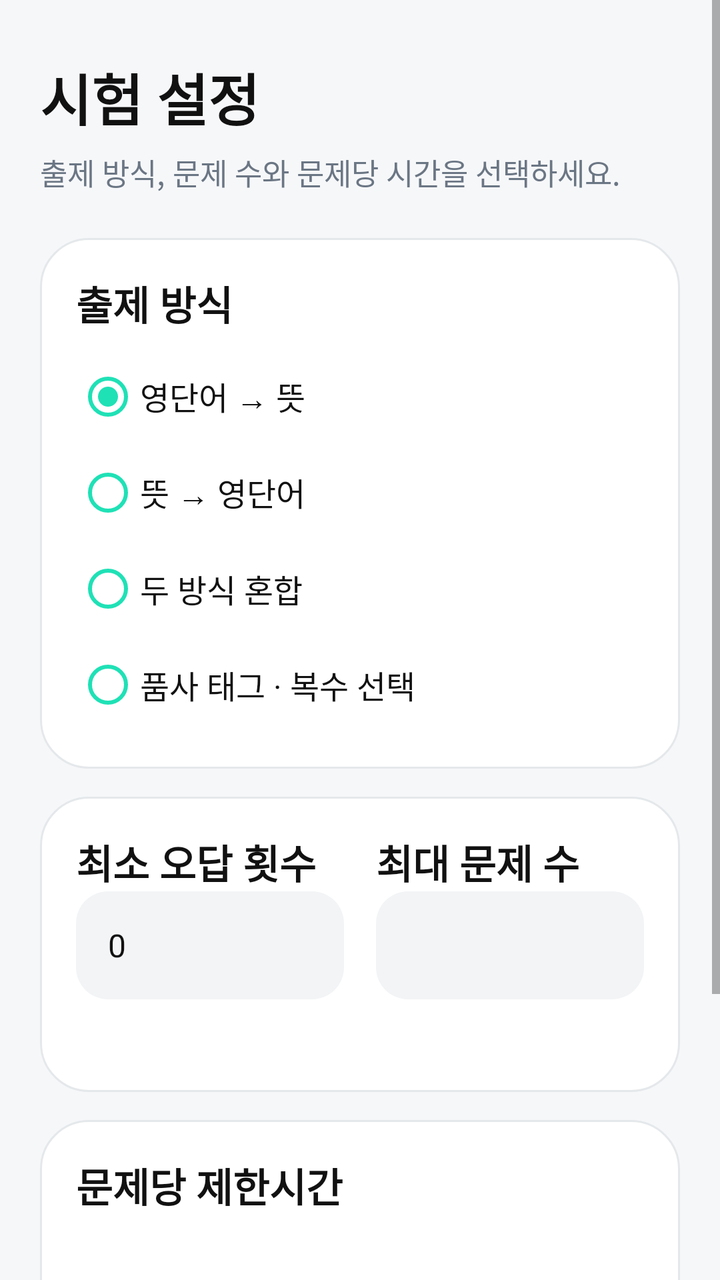
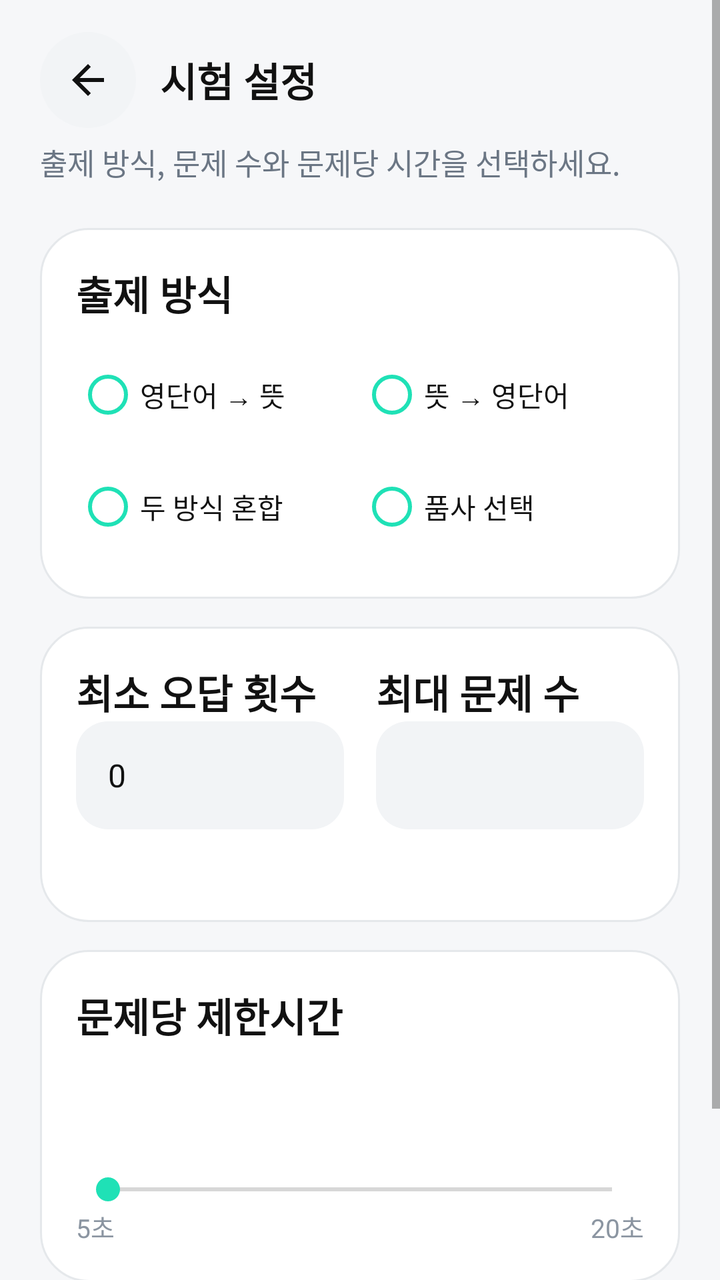

Before-and-after screenshots of an Android layout around one commit, followed by the original layout XML and the change that was made.
<!-- AndroidManifest.xml: application theme AppTheme -->
<!-- res/layout/activity_quiz_setup.xml -->
<?xml version="1.0" encoding="utf-8"?>
<ScrollView xmlns:android="http://schemas.android.com/apk/res/android"
    android:layout_width="match_parent"
    android:layout_height="match_parent"
    android:background="@color/background"
    android:fillViewport="true">

    <LinearLayout
        android:layout_width="match_parent"
        android:layout_height="wrap_content"
        android:orientation="vertical"
        android:paddingStart="20dp"
        android:paddingTop="28dp"
        android:paddingEnd="20dp"
        android:paddingBottom="24dp">

        <TextView
            style="@style/TitleText"
            android:layout_width="wrap_content"
            android:layout_height="wrap_content"
            android:text="@string/ui_09d11a0c9196" />

        <TextView
            style="@style/BodyText"
            android:layout_width="match_parent"
            android:layout_height="wrap_content"
            android:layout_marginTop="6dp"
            android:text="@string/ui_e5f3d849eec7" />

        <LinearLayout
            android:layout_width="match_parent"
            android:layout_height="wrap_content"
            android:layout_marginTop="22dp"
            android:background="@drawable/bg_card"
            android:orientation="vertical"
            android:padding="18dp">

            <TextView
                style="@style/SectionText"
                android:layout_width="wrap_content"
                android:layout_height="wrap_content"
                android:text="@string/ui_40da86ecbf95" />

            <RadioGroup
                android:id="@+id/quizModeGroup"
                android:layout_width="match_parent"
                android:layout_height="wrap_content"
                android:layout_marginTop="8dp">

                <RadioButton
                    android:id="@+id/modeTermToMeaning"
                    android:layout_width="match_parent"
                    android:layout_height="48dp"
                    android:buttonTint="@color/primary"
                    android:checked="true"
                    android:text="@string/ui_cce98be1e917"
                    android:textColor="@color/text_primary"
                    android:textSize="16sp" />

                <RadioButton
                    android:id="@+id/modeMeaningToTerm"
                    android:layout_width="match_parent"
                    android:layout_height="48dp"
                    android:buttonTint="@color/primary"
                    android:text="@string/ui_e1e31b10a2ec"
                    android:textColor="@color/text_primary"
                    android:textSize="16sp" />

                <RadioButton
                    android:id="@+id/modeMixed"
                    android:layout_width="match_parent"
                    android:layout_height="48dp"
                    android:buttonTint="@color/primary"
                    android:text="@string/ui_38be15747699"
                    android:textColor="@color/text_primary"
                    android:textSize="16sp" />

                <RadioButton
                    android:id="@+id/modePartOfSpeech"
                    android:layout_width="match_parent"
                    android:layout_height="48dp"
                    android:buttonTint="@color/primary"
                    android:text="@string/ui_bb81ec045a02"
                    android:textColor="@color/text_primary"
                    android:textSize="16sp" />
            </RadioGroup>
        </LinearLayout>

        <LinearLayout
            android:layout_width="match_parent"
            android:layout_height="wrap_content"
            android:layout_marginTop="14dp"
            android:background="@drawable/bg_card"
            android:orientation="vertical"
            android:padding="18dp">

            <LinearLayout
                android:layout_width="match_parent"
                android:layout_height="wrap_content"
                android:orientation="horizontal">

                <LinearLayout
                    android:layout_width="0dp"
                    android:layout_height="wrap_content"
                    android:layout_weight="1"
                    android:layout_marginEnd="8dp"
                    android:orientation="vertical">
                    <TextView
                        style="@style/SectionText"
                        android:layout_width="match_parent"
                        android:layout_height="wrap_content"
                        android:text="@string/ui_1eb1e01b64eb" />
                    <EditText
                        android:id="@+id/quizMinIncorrectInput"
                        style="@style/InputField"
                        android:layout_width="match_parent"
                        android:layout_height="wrap_content"
                        android:inputType="number"
                        android:singleLine="true"
                        android:text="0" />
                </LinearLayout>

                <LinearLayout
                    android:layout_width="0dp"
                    android:layout_height="wrap_content"
                    android:layout_weight="1"
                    android:layout_marginStart="8dp"
                    android:orientation="vertical">
                    <TextView
                        style="@style/SectionText"
                        android:layout_width="match_parent"
                        android:layout_height="wrap_content"
                        android:text="@string/ui_db5a5beec66d" />
                    <EditText
                        android:id="@+id/quizMaxWordsInput"
                        style="@style/InputField"
                        android:layout_width="match_parent"
                        android:layout_height="wrap_content"
                        android:inputType="number"
                        android:singleLine="true" />
                </LinearLayout>
            </LinearLayout>

            <TextView
                android:id="@+id/quizAvailableCount"
                style="@style/BodyText"
                android:layout_width="match_parent"
                android:layout_height="wrap_content"
                android:layout_marginTop="8dp" />
        </LinearLayout>

        <LinearLayout
            android:layout_width="match_parent"
            android:layout_height="wrap_content"
            android:layout_marginTop="14dp"
            android:background="@drawable/bg_card"
            android:orientation="vertical"
            android:padding="18dp">

            <TextView
                style="@style/SectionText"
                android:layout_width="wrap_content"
                android:layout_height="wrap_content"
                android:text="@string/ui_05f6e6c6fd63" />

            <TextView
                android:id="@+id/quizTimeValue"
                android:layout_width="match_parent"
                android:layout_height="wrap_content"
                android:layout_marginTop="14dp"
                android:gravity="center"
                android:textColor="@color/text_primary"
                android:textSize="34sp"
                android:textStyle="bold" />

            <SeekBar
                android:id="@+id/quizTimeSeekBar"
                android:layout_width="match_parent"
                android:layout_height="wrap_content"
                android:layout_marginTop="4dp"
                android:progressTint="@color/primary"
                android:thumbTint="@color/primary" />

            <LinearLayout
                android:layout_width="match_parent"
                android:layout_height="wrap_content"
                android:orientation="horizontal">

                <TextView
                    style="@style/CaptionText"
                    android:layout_width="0dp"
                    android:layout_height="wrap_content"
                    android:layout_weight="1"
                    android:text="@string/ui_afb66ad05415" />

                <TextView
                    style="@style/CaptionText"
                    android:layout_width="wrap_content"
                    android:layout_height="wrap_content"
                    android:text="@string/ui_8f77b659bdb5" />
            </LinearLayout>
        </LinearLayout>

        <Button
            android:id="@+id/startQuizButton"
            style="@style/PrimaryButton"
            android:layout_width="match_parent"
            android:layout_height="wrap_content"
            android:layout_marginTop="20dp"
            android:text="@string/ui_b7bdf921a81a" />
    </LinearLayout>
</ScrollView>
<!-- resources referenced by this layout -->
<resources>
  <color name="background">#F6F7F9</color>
  <color name="primary">#1FE1B6</color>
  <color name="text_primary">#111111</color>
  <!-- drawable bg_card (drawable) -->
  <?xml version="1.0" encoding="utf-8"?>
  <shape xmlns:android="http://schemas.android.com/apk/res/android" android:shape="rectangle">
      <solid android:color="@color/surface" />
      <corners android:radius="24dp" />
      <stroke android:width="1dp" android:color="@color/border" />
      <padding android:left="20dp" android:top="20dp" android:right="20dp" android:bottom="20dp" />
  </shape>
  <string name="ui_05f6e6c6fd63">문제당 제한시간</string>
  <string name="ui_09d11a0c9196">시험 설정</string>
  <string name="ui_1eb1e01b64eb">최소 오답 횟수</string>
  <string name="ui_38be15747699">두 방식 혼합</string>
  <string name="ui_40da86ecbf95">출제 방식</string>
  <string name="ui_8f77b659bdb5">20초</string>
  <string name="ui_afb66ad05415">5초</string>
  <string name="ui_b7bdf921a81a">시험 시작</string>
  <string name="ui_bb81ec045a02">품사 태그 · 복수 선택</string>
  <string name="ui_cce98be1e917">영단어 → 뜻</string>
  <string name="ui_db5a5beec66d">최대 문제 수</string>
  <string name="ui_e1e31b10a2ec">뜻 → 영단어</string>
  <string name="ui_e5f3d849eec7">출제 방식, 문제 수와 문제당 시간을 선택하세요.</string>
  <style name="BodyText">
          <item name="android:textSize">15sp</item>
          <item name="android:textColor">@color/text_secondary</item>
      </style>
  <style name="CaptionText">
          <item name="android:textSize">13sp</item>
          <item name="android:textColor">@color/text_tertiary</item>
      </style>
  <style name="SectionText">
          <item name="android:fontFamily">sans-serif</item>
          <item name="android:textSize">20sp</item>
          <item name="android:textStyle">bold</item>
          <item name="android:textColor">@color/text_primary</item>
      </style>
  <style name="TitleText">
          <item name="android:textSize">28sp</item>
          <item name="android:textStyle">bold</item>
          <item name="android:textColor">@color/text_primary</item>
          <item name="android:fontFamily">sans-serif</item>
      </style>
  <color name="surface">#FFFFFF</color>
  <color name="border">#E5E8EB</color>
  <color name="text_secondary">#6B7684</color>
  <color name="text_tertiary">#8B95A1</color>
  <!-- drawable bg_button_primary (drawable) -->
  <?xml version="1.0" encoding="utf-8"?>
  <ripple xmlns:android="http://schemas.android.com/apk/res/android" android:color="#22111111">
      <item>
          <shape android:shape="rectangle">
              <solid android:color="@color/primary" />
              <corners android:radius="18dp" />
              <padding android:left="18dp" android:top="14dp" android:right="18dp" android:bottom="14dp" />
          </shape>
      </item>
  </ripple>
  <color name="surface_alt">#F2F4F6</color>
  <!-- unchanged entries left out for length: 4 -->
</resources>

<!-- the commit's change to res/layout/activity_quiz_setup.xml (unified diff, before → after) -->
@@ -10,15 +10,33 @@
         android:layout_height="wrap_content"
         android:orientation="vertical"
         android:paddingStart="20dp"
-        android:paddingTop="28dp"
+        android:paddingTop="16dp"
         android:paddingEnd="20dp"
         android:paddingBottom="24dp">
 
-        <TextView
-            style="@style/TitleText"
-            android:layout_width="wrap_content"
-            android:layout_height="wrap_content"
-            android:text="@string/ui_09d11a0c9196" />
+        <LinearLayout
+            android:layout_width="match_parent"
+            android:layout_height="wrap_content"
+            android:gravity="center_vertical"
+            android:orientation="horizontal">
+
+            <ImageButton
+                android:id="@+id/quizSetupBackButton"
+                android:layout_width="48dp"
+                android:layout_height="48dp"
+                android:background="@drawable/bg_icon_button"
+                android:contentDescription="@string/ui_96dd037a45f9"
+                android:padding="13dp"
+                android:src="@drawable/ic_arrow_back" />
+
+            <TextView
+                style="@style/TopBarTitle"
+                android:layout_width="0dp"
+                android:layout_height="wrap_content"
+                android:layout_marginStart="12dp"
+                android:layout_weight="1"
+                android:text="@string/ui_09d11a0c9196" />
+        </LinearLayout>
 
         <TextView
             style="@style/BodyText"
@@ -41,49 +59,67 @@
                 android:layout_height="wrap_content"
                 android:text="@string/ui_40da86ecbf95" />
 
-            <RadioGroup
+            <LinearLayout
                 android:id="@+id/quizModeGroup"
                 android:layout_width="match_parent"
                 android:layout_height="wrap_content"
-                android:layout_marginTop="8dp">
-
-                <RadioButton
-                    android:id="@+id/modeTermToMeaning"
+                android:layout_marginTop="8dp"
+                android:orientation="vertical">
+                <LinearLayout
                     android:layout_width="match_parent"
-                    android:layout_height="48dp"
-                    android:buttonTint="@color/primary"
-                    android:checked="true"
-                    android:text="@string/ui_cce98be1e917"
-                    android:textColor="@color/text_primary"
-                    android:textSize="16sp" />
-
-                <RadioButton
-                    android:id="@+id/modeMeaningToTerm"
+                    android:layout_height="wrap_content"
+                    android:orientation="horizontal">
+                    <RadioButton
+                        android:id="@+id/modeTermToMeaning"
+                        android:layout_width="0dp"
+                        android:layout_height="wrap_content"
+                        android:minHeight="56dp"
+                        android:layout_weight="1"
+                        android:gravity="center_vertical"
+                        android:buttonTint="@color/primary"
+                        android:text="@string/ui_cce98be1e917"
+                        android:textColor="@color/text_primary"
+                        android:textSize="14sp" />
+                    <RadioButton
+                        android:id="@+id/modeMeaningToTerm"
+                        android:layout_width="0dp"
+                        android:layout_height="wrap_content"
+                        android:minHeight="56dp"
+                        android:layout_weight="1"
+                        android:gravity="center_vertical"
+                        android:buttonTint="@color/primary"
+                        android:text="@string/ui_e1e31b10a2ec"
+                        android:textColor="@color/text_primary"
+                        android:textSize="14sp" />
+                </LinearLayout>
+                <LinearLayout
                     android:layout_width="match_parent"
-                    android:layout_height="48dp"
-                    android:buttonTint="@color/primary"
-                    android:text="@string/ui_e1e31b10a2ec"
-                    android:textColor="@color/text_primary"
-                    android:textSize="16sp" />
-
-                <RadioButton
-                    android:id="@+id/modeMixed"
-                    android:layout_width="match_parent"
-                    android:layout_height="48dp"
-                    android:buttonTint="@color/primary"
-                    android:text="@string/ui_38be15747699"
-                    android:textColor="@color/text_primary"
-                    android:textSize="16sp" />
-
-                <RadioButton
-                    android:id="@+id/modePartOfSpeech"
-                    android:layout_width="match_parent"
-                    android:layout_height="48dp"
-                    android:buttonTint="@color/primary"
-                    android:text="@string/ui_bb81ec045a02"
-                    android:textColor="@color/text_primary"
-                    android:textSize="16sp" />
-            </RadioGroup>
+                    android:layout_height="wrap_content"
+                    android:orientation="horizontal">
+                    <RadioButton
+                        android:id="@+id/modeMixed"
+                        android:layout_width="0dp"
+                        android:layout_height="wrap_content"
+                        android:minHeight="56dp"
+                        android:layout_weight="1"
+                        android:gravity="center_vertical"
+                        android:buttonTint="@color/primary"
+                        android:text="@string/ui_38be15747699"
+                        android:textColor="@color/text_primary"
+                        android:textSize="14sp" />
+                    <RadioButton
+                        android:id="@+id/modePartOfSpeech"
+                        android:layout_width="0dp"
+                        android:layout_height="wrap_content"
+                        android:minHeight="56dp"
+                        android:layout_weight="1"
+                        android:gravity="center_vertical"
+                        android:buttonTint="@color/primary"
+                        android:text="@string/ui_bb81ec045a02"
+                        android:textColor="@color/text_primary"
+                        android:textSize="14sp" />
+                </LinearLayout>
+            </LinearLayout>
         </LinearLayout>
 
         <LinearLayout
<!-- resource entries referenced after the edit -->
@@ -11,15 +11,35 @@
       <stroke android:width="1dp" android:color="@color/border" />
       <padding android:left="20dp" android:top="20dp" android:right="20dp" android:bottom="20dp" />
   </shape>
+  <!-- drawable bg_icon_button (drawable) -->
+  <?xml version="1.0" encoding="utf-8"?>
+  <ripple xmlns:android="http://schemas.android.com/apk/res/android" android:color="#16111111">
+      <item>
+          <shape android:shape="oval">
+              <solid android:color="@color/surface_alt" />
+          </shape>
+      </item>
+  </ripple>
+  <!-- drawable ic_arrow_back (drawable) -->
+  <vector xmlns:android="http://schemas.android.com/apk/res/android"
+      android:width="24dp"
+      android:height="24dp"
+      android:viewportWidth="24"
+      android:viewportHeight="24">
+      <path
+          android:fillColor="@color/text_primary"
+          android:pathData="M20,11H7.83l5.59,-5.59L12,4l-8,8 8,8 1.42,-1.41L7.83,13H20v-2z" />
+  </vector>
   <string name="ui_05f6e6c6fd63">문제당 제한시간</string>
   <string name="ui_09d11a0c9196">시험 설정</string>
   <string name="ui_1eb1e01b64eb">최소 오답 횟수</string>
   <string name="ui_38be15747699">두 방식 혼합</string>
   <string name="ui_40da86ecbf95">출제 방식</string>
   <string name="ui_8f77b659bdb5">20초</string>
+  <string name="ui_96dd037a45f9">뒤로 가기</string>
   <string name="ui_afb66ad05415">5초</string>
   <string name="ui_b7bdf921a81a">시험 시작</string>
-  <string name="ui_bb81ec045a02">품사 태그 · 복수 선택</string>
+  <string name="ui_bb81ec045a02">품사 선택</string>
   <string name="ui_cce98be1e917">영단어 → 뜻</string>
   <string name="ui_db5a5beec66d">최대 문제 수</string>
   <string name="ui_e1e31b10a2ec">뜻 → 영단어</string>
@@ -38,11 +58,11 @@
           <item name="android:textStyle">bold</item>
           <item name="android:textColor">@color/text_primary</item>
       </style>
-  <style name="TitleText">
-          <item name="android:textSize">28sp</item>
+  <style name="TopBarTitle">
+          <item name="android:fontFamily">sans-serif</item>
+          <item name="android:textSize">20sp</item>
           <item name="android:textStyle">bold</item>
           <item name="android:textColor">@color/text_primary</item>
-          <item name="android:fontFamily">sans-serif</item>
       </style>
   <color name="surface">#FFFFFF</color>
   <color name="border">#E5E8EB</color>
